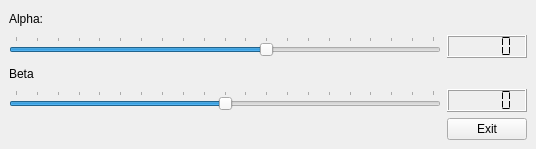
This is tools.ui in Lproduct/test_thread as Qt 5 draws it before an edit. The edited form follows.
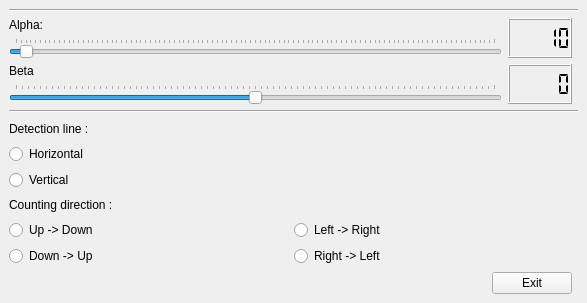
This is the edited form. Icons and pictures are not drawn.

The edit to the form file:
```diff
--- a/tools.ui
+++ b/tools.ui
@@ -6,55 +6,145 @@
    <rect>
     <x>0</x>
     <y>0</y>
-    <width>536</width>
-    <height>149</height>
+    <width>587</width>
+    <height>303</height>
    </rect>
   </property>
   <property name="windowTitle">
    <string>Tools</string>
   </property>
   <widget class="QWidget" name="centralwidget">
-   <layout class="QGridLayout" name="gridLayout" rowstretch="0,1,0,1,0" rowminimumheight="0,0,0,0,0">
-    <item row="3" column="0">
-     <widget class="QSlider" name="horizontalSliderBeta">
-      <property name="minimum">
-       <number>-50</number>
+   <layout class="QGridLayout" name="gridLayout" rowstretch="0,0,0,0,0,0,0,0,0,0,0,0,0,0,0,0,0,0,0">
+    <item row="6" column="0" colspan="2">
+     <widget class="Line" name="line">
+      <property name="orientation">
+       <enum>Qt::Horizontal</enum>
       </property>
-      <property name="maximum">
-       <number>50</number>
-      </property>
+     </widget>
+    </item>
+    <item row="0" column="0" colspan="2">
+     <widget class="Line" name="line_2">
       <property name="orientation">
        <enum>Qt::Horizontal</enum>
       </property>
-      <property name="tickPosition">
-       <enum>QSlider::TicksAbove</enum>
-      </property>
-      <property name="tickInterval">
-       <number>5</number>
-      </property>
-     </widget>
-    </item>
-    <item row="0" column="0">
+     </widget>
+    </item>
+    <item row="13" column="0">
+     <layout class="QVBoxLayout" name="verticalLayout_4">
+      <item>
+       <widget class="QLabel" name="label_4">
+        <property name="text">
+         <string>Counting direction :</string>
+        </property>
+       </widget>
+      </item>
+      <item>
+       <layout class="QVBoxLayout" name="verticalLayout_2">
+        <item>
+         <layout class="QHBoxLayout" name="horizontalLayout">
+          <item>
+           <widget class="QRadioButton" name="radioButtonUpDown">
+            <property name="text">
+             <string>Up -&gt; Down</string>
+            </property>
+            <attribute name="buttonGroup">
+             <string notr="true">buttonGroupDirUpDown</string>
+            </attribute>
+           </widget>
+          </item>
+          <item>
+           <widget class="QRadioButton" name="radioButtonLeftRight">
+            <property name="text">
+             <string>Left -&gt; Right</string>
+            </property>
+            <attribute name="buttonGroup">
+             <string notr="true">buttonGroupDirRightLeft</string>
+            </attribute>
+           </widget>
+          </item>
+         </layout>
+        </item>
+        <item>
+         <layout class="QHBoxLayout" name="horizontalLayout_2">
+          <item>
+           <widget class="QRadioButton" name="radioButtonDownUp">
+            <property name="text">
+             <string>Down -&gt; Up</string>
+            </property>
+            <attribute name="buttonGroup">
+             <string notr="true">buttonGroupDirUpDown</string>
+            </attribute>
+           </widget>
+          </item>
+          <item>
+           <widget class="QRadioButton" name="radioButtonRightLeft">
+            <property name="text">
+             <string>Right -&gt; Left</string>
+            </property>
+            <attribute name="buttonGroup">
+             <string notr="true">buttonGroupDirRightLeft</string>
+            </attribute>
+           </widget>
+          </item>
+         </layout>
+        </item>
+       </layout>
+      </item>
+     </layout>
+    </item>
+    <item row="11" column="0">
+     <layout class="QVBoxLayout" name="verticalLayout_3">
+      <item>
+       <widget class="QLabel" name="label_3">
+        <property name="text">
+         <string>Detection line :</string>
+        </property>
+       </widget>
+      </item>
+      <item>
+       <layout class="QVBoxLayout" name="verticalLayout">
+        <item>
+         <widget class="QRadioButton" name="radioButtonH">
+          <property name="text">
+           <string>Horizontal</string>
+          </property>
+          <attribute name="buttonGroup">
+           <string notr="true">buttonGroupVH</string>
+          </attribute>
+         </widget>
+        </item>
+        <item>
+         <widget class="QRadioButton" name="radioButtonV">
+          <property name="text">
+           <string>Vertical</string>
+          </property>
+          <attribute name="buttonGroup">
+           <string notr="true">buttonGroupVH</string>
+          </attribute>
+         </widget>
+        </item>
+       </layout>
+      </item>
+     </layout>
+    </item>
+    <item row="1" column="0">
+     <layout class="QHBoxLayout" name="horizontalLayout_3">
+      <item>
+       <layout class="QVBoxLayout" name="verticalLayout_5">
+        <item>
      <widget class="QLabel" name="label">
       <property name="text">
        <string>Alpha:</string>
       </property>
      </widget>
     </item>
-    <item row="2" column="0">
-     <widget class="QLabel" name="label_2">
-      <property name="text">
-       <string>Beta</string>
-      </property>
-     </widget>
-    </item>
-    <item row="1" column="0">
+        <item>
      <widget class="QSlider" name="horizontalSliderAlpha">
       <property name="minimum">
-       <number>-50</number>
+           <number>0</number>
       </property>
       <property name="maximum">
-       <number>50</number>
+           <number>500</number>
       </property>
       <property name="value">
        <number>10</number>
@@ -70,14 +160,47 @@
       </property>
      </widget>
     </item>
-    <item row="1" column="1">
+        <item>
+         <widget class="QLabel" name="label_2">
+          <property name="text">
+           <string>Beta</string>
+          </property>
+         </widget>
+        </item>
+        <item>
+         <widget class="QSlider" name="horizontalSliderBeta">
+          <property name="minimum">
+           <number>-200</number>
+          </property>
+          <property name="maximum">
+           <number>200</number>
+          </property>
+          <property name="orientation">
+           <enum>Qt::Horizontal</enum>
+          </property>
+          <property name="tickPosition">
+           <enum>QSlider::TicksAbove</enum>
+          </property>
+          <property name="tickInterval">
+           <number>5</number>
+          </property>
+         </widget>
+        </item>
+       </layout>
+      </item>
+      <item>
+       <layout class="QVBoxLayout" name="verticalLayout_6">
+        <item>
      <widget class="QLCDNumber" name="lcdNumberAlpha">
       <property name="segmentStyle">
        <enum>QLCDNumber::Flat</enum>
       </property>
-     </widget>
-    </item>
-    <item row="3" column="1">
+          <property name="intValue" stdset="0">
+           <number>10</number>
+          </property>
+         </widget>
+        </item>
+        <item>
      <widget class="QLCDNumber" name="lcdNumberBeta">
       <property name="frameShape">
        <enum>QFrame::Box</enum>
@@ -90,7 +213,11 @@
       </property>
      </widget>
     </item>
-    <item row="4" column="1">
+       </layout>
+      </item>
+     </layout>
+    </item>
+    <item row="14" column="0" alignment="Qt::AlignRight">
      <widget class="QPushButton" name="pushButtonExit">
       <property name="text">
        <string>Exit</string>
```
Left out of the diff: 29 changed lines with no effect on the pictures. Lines whose indentation alone changed are shown as unchanged.
